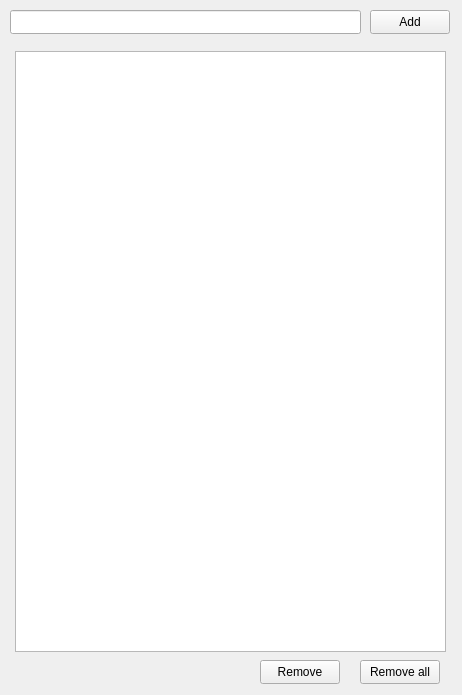
Qt form mainwindow.ui (JotWaraich/C-QT-Todo) before a commit.
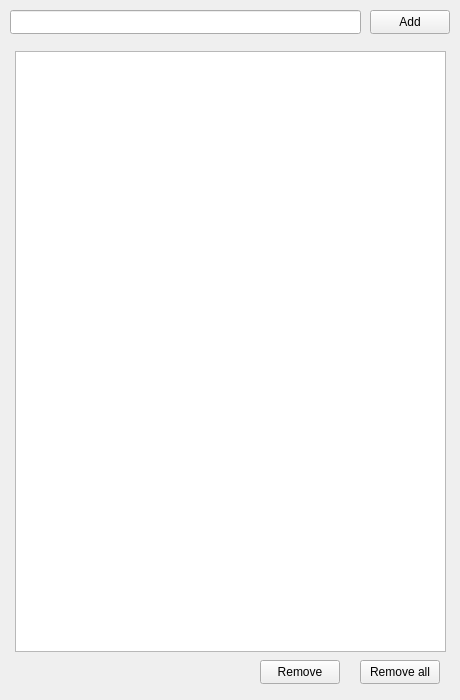
The same form after that commit.

```diff
--- a/mainwindow.ui
+++ b/mainwindow.ui
@@ -6,10 +6,22 @@
    <rect>
     <x>0</x>
     <y>0</y>
-    <width>462</width>
-    <height>695</height>
+    <width>460</width>
+    <height>700</height>
    </rect>
   </property>
+  <property name="minimumSize">
+   <size>
+    <width>460</width>
+    <height>700</height>
+   </size>
+  </property>
+  <property name="maximumSize">
+   <size>
+    <width>460</width>
+    <height>1111</height>
+   </size>
+  </property>
   <property name="windowTitle">
    <string>ToDo</string>
   </property>
```
